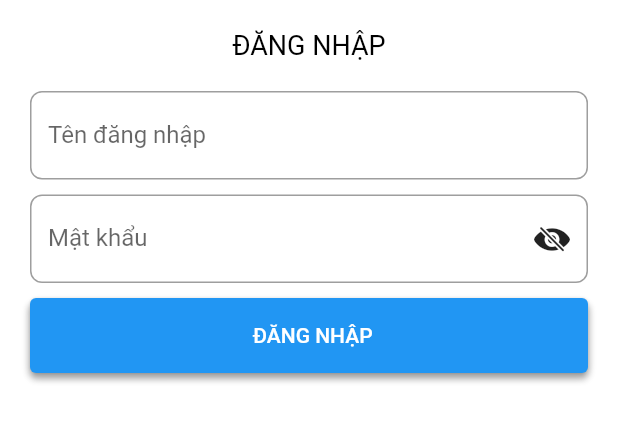
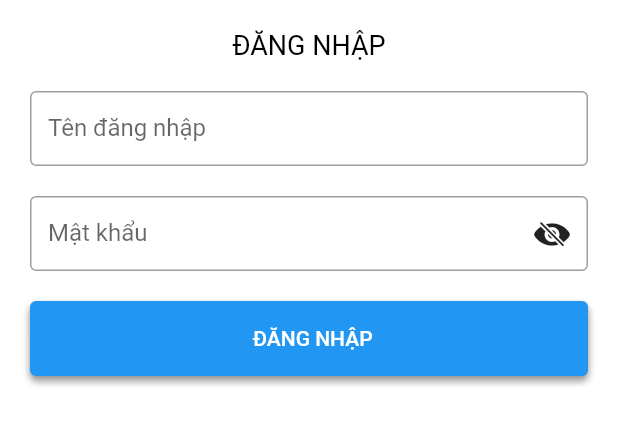
Before and after one commit to Kenn211/ChartFlutterElectric, a Flutter app: the screen it shows after launch, on a phone screen of 412 x 824 dp, the part 482-927 px from its top. Run offline on Flutter 3.47's test engine with Material 2 defaults, Android fonts, the phone set to English and light mode, and no system bars; our stand-ins replace flutter_screenutil, get, keyboard_actions, shared_preferences, syncfusion_flutter_charts.

Commit message:
commit code

```diff
--- a/lib/controllers/base_controller.dart
+++ b/lib/controllers/base_controller.dart
@@ -1,14 +1,14 @@
 import 'package:flutter/material.dart';
 import 'package:get/get.dart';
+import 'package:keyboard_actions/keyboard_actions.dart';
 import 'package:shared_preferences/shared_preferences.dart';
 import 'package:test_chart/shared/helpers/function_helper.dart';
 import 'package:intl/intl.dart';
 
-import '/services/storage/storage_service.dart';
-import '/shared/app_shared.dart';
+import 'package:test_chart/core.dart';
 
 abstract class BaseController extends GetxController {
-  //Table
+  ///Table
   TableRow buildRow(List<String> cells,
       {bool isHeader = false, bool isCate = false, double height = 40}) {
     final style = TextStyle(
@@ -18,7 +18,8 @@ abstract class BaseController extends GetxController {
 
     return TableRow(
       children: cells
-            .map((cell) => Container(
+          .map(
+            (cell) => Container(
               color: isHeader
                   ? Colors.blue.shade200
                   : isCate
@@ -31,8 +32,10 @@ abstract class BaseController extends GetxController {
                 textAlign: TextAlign.center,
                 style: style,
               ),
-                ))
-            .toList());
+            ),
+          )
+          .toList(),
+    );
   }
 
   //DateTime picker
@@ -47,7 +50,7 @@ abstract class BaseController extends GetxController {
         firstDate: DateTime(2000),
         lastDate: DateTime(2024),
         initialEntryMode: DatePickerEntryMode.input,
-        initialDatePickerMode: DatePickerMode.year,
+        initialDatePickerMode: DatePickerMode.day,
         errorFormatText: 'Định dạng phải là tháng/ngày/năm',
         cancelText: 'ĐÓNG',
         helpText: 'Chọn ngày');
@@ -58,6 +61,32 @@ abstract class BaseController extends GetxController {
       formatDateAPITomorrow = DateFormat("yyyy-MM-dd")
           .format(selectedDateTime.value.add(const Duration(days: 1)));
     }
+  }
+
+  ///Keyboard
+  final oldPassFocus = FocusNode();
+  final newPassFocus = FocusNode();
+  final reNewFocus = FocusNode();
+
+  /// Creates the [KeyboardActionsConfig] to hook up the fields
+  /// and their focus nodes to our [FormKeyboardActions].
+  // ignore: no_leading_underscores_for_local_identifiers
+  KeyboardActionsConfig buildKeyboardActionsConfig(BuildContext context) {
+    return KeyboardActionsConfig(
+      keyboardActionsPlatform: KeyboardActionsPlatform.ALL,
+      keyboardBarColor: Colors.grey,
+      actions: [
+        KeyboardActionsItem(
+          focusNode: oldPassFocus,
+        ),
+        KeyboardActionsItem(
+          focusNode: newPassFocus,
+        ),
+        KeyboardActionsItem(
+          focusNode: reNewFocus,
+        ),
+      ],
+    );
   }
 
   final _scaffoldKey = GlobalKey<ScaffoldState>();
@@ -89,32 +118,6 @@ abstract class BaseController extends GetxController {
 
   final _emailController = TextEditingController();
   TextEditingController get emailController => _emailController;
-
-  final _pincodeController = TextEditingController();
-  TextEditingController get pincodeController => _pincodeController;
-
-  final _responseController = TextEditingController();
-  TextEditingController get responseController => _responseController;
-
-  final _searchController = TextEditingController();
-  TextEditingController get searchController => _searchController;
-
-  final _companyNameController = TextEditingController();
-  TextEditingController get companyNameController => _companyNameController;
-
-  final _companyAddressController = TextEditingController();
-  TextEditingController get companyAddressController =>
-      _companyAddressController;
-
-  final _taxCodeController = TextEditingController();
-  TextEditingController get taxCodeController => _taxCodeController;
-
-  final _citizenIdController = TextEditingController(text: '001 195 031 100');
-  TextEditingController get citizenIdController => _citizenIdController;
-
-  final _addressController = TextEditingController(
-      text: 'Quan Hoa - Nhan Chinh - Thanh Xuan - Ha Noi');
-  TextEditingController get addressController => _addressController;
 
   final _userName = ''.obs;
   RxString get userName => _userName;
@@ -269,12 +272,7 @@ abstract class BaseController extends GetxController {
     _dobController.dispose();
     _phoneController.dispose();
     _emailController.dispose();
-    _pincodeController.dispose();
-    _responseController.dispose();
-    _searchController.dispose();
     tabController.dispose();
-    _citizenIdController.dispose();
-    _addressController.dispose();
   }
 
   @override
--- a/lib/views/app_views.dart
+++ b/lib/views/app_views.dart
@@ -12,9 +12,13 @@ export 'authorized/pages/lake_level_evolution.dart';
 export 'authorized/pages/system_page.dart';
 
 //drawer
+export 'authorized/screens/main_drawer.dart';
 export 'authorized/screens/marginal_price/marginal_price_screen.dart';
 export 'authorized/screens/output/output_screen.dart';
 export 'authorized/screens/source_plan/source_plan_screen.dart';
 export 'authorized/screens/tonnage/tonnage_screen.dart';
 export 'authorized/screens/revenue/revenue_screen.dart';
 export 'authorized/screens/hydrological/hydrological_screen.dart';
+
+//Widget
+export 'authorized/widgets/text_field.dart';
--- a/lib/views/authorized/pages/home_page.dart
+++ b/lib/views/authorized/pages/home_page.dart
@@ -2,7 +2,6 @@ import 'package:flutter/cupertino.dart';
 import 'package:flutter/material.dart';
 import 'package:get/get.dart';
 import 'package:test_chart/core.dart';
-import 'package:test_chart/views/authorized/screens/main_drawer.dart';
 
 class HomePage extends GetView<HomeController> {
   const HomePage({super.key});
@@ -42,7 +41,7 @@ class HomePage extends GetView<HomeController> {
                   child: Obx(
                     () {
                       return Text(
-                        controller.userName.toString(),
+                        'Xin chào! ${controller.userName.toString()}',
                         style: const TextStyle(
                             color: Colors.black,
                             fontSize: 20,
--- a/lib/views/authorized/widgets/text_field.dart
+++ b/lib/views/authorized/widgets/text_field.dart
@@ -2,23 +2,26 @@ import 'package:flutter/cupertino.dart';
 import 'package:flutter/material.dart';
 
 class TextFieldWidget extends StatefulWidget {
-  const TextFieldWidget({
-    super.key,
-    this.TextController,
-    this.text,
-    this.inputPass,
-  });
+  const TextFieldWidget(
+      {super.key,
+      this.TextController,
+      this.text,
+      this.inputPass,
+      this.actionInput,
+      this.focusNode});
 
   final TextEditingController? TextController;
   final String? text;
   final bool? inputPass;
+  final TextInputAction? actionInput;
+  final FocusNode? focusNode;
 
   @override
   State<TextFieldWidget> createState() => _TextFieldWidgetState();
 }
 
 class _TextFieldWidgetState extends State<TextFieldWidget> {
-  var showPassword = true;
+  bool showPassword = true;
   @override
   Widget build(BuildContext context) {
     return SizedBox(
@@ -26,6 +29,8 @@ class _TextFieldWidgetState extends State<TextFieldWidget> {
       child: Stack(
         children: [
           TextField(
+            focusNode: widget.focusNode,
+            textInputAction: widget.actionInput,
             controller: widget.TextController,
             decoration: InputDecoration(
               border: const OutlineInputBorder(),
--- a/lib/views/unauthorized/login_screen.dart
+++ b/lib/views/unauthorized/login_screen.dart
@@ -1,9 +1,6 @@
-import 'package:flutter/cupertino.dart';
 import 'package:flutter/material.dart';
-import 'package:test_chart/controllers/auth/login_controller.dart';
-import 'package:test_chart/shared/constants/local_images_path.dart';
 import 'package:get/get.dart';
-import 'package:test_chart/shared/widgets/txt_button.dart';
+import 'package:test_chart/core.dart';
 
 class LoginScreen extends GetView<LoginController> {
   const LoginScreen({Key? key}) : super(key: key);
@@ -62,77 +59,36 @@ class LoginScreen extends GetView<LoginController> {
   }
 }
 
-class _FormLogin extends StatefulWidget {
+class _FormLogin extends StatelessWidget {
   const _FormLogin({Key? key}) : super(key: key);
 
   @override
-  State<_FormLogin> createState() => __FormLoginState();
-}
-
-class __FormLoginState extends State<_FormLogin> {
-  final controller = Get.put(LoginController());
-  bool showPassword = true;
-
-  @override
-  void initState() {
-    super.initState();
-  }
-
-  @override
   Widget build(BuildContext context) {
+    return GetBuilder<LoginController>(builder: (controller) {
       return Container(
         margin: const EdgeInsets.symmetric(horizontal: 20),
-      width: double.infinity,
         child: Column(
-        crossAxisAlignment: CrossAxisAlignment.center,
           children: [
             SizedBox(
-            child: TextField(
-              controller: controller.userNameController,
-              decoration: InputDecoration(
-                labelText: 'user_login'.tr,
-                border: const OutlineInputBorder(
-                  borderRadius: BorderRadius.all(Radius.circular(8)),
-                ),
-              ),
-            ),
-          ),
+                height: 50,
+                child: TextFieldWidget(
+                  actionInput: TextInputAction.next,
+                  inputPass: false,
+                  text: 'user_login'.tr,
+                  TextController: controller.userNameController,
+                )),
+            const SizedBox(height: 20),
+
+            SizedBox(
+                height: 50,
+                child: TextFieldWidget(
+                  actionInput: TextInputAction.done,
+                  inputPass: true,
+                  text: 'password'.tr,
+                  TextController: controller.passwordController,
+                )),
             const SizedBox(height: 10),
-          SizedBox(
-            child: Stack(
-              children: [
-                SizedBox(
-                    child: TextField(
-                  controller: controller.passwordController,
-                  decoration: InputDecoration(
-                    labelText: 'password'.tr,
-                    border: const OutlineInputBorder(
-                      borderRadius: BorderRadius.all(Radius.circular(8)),
-                    ),
-                  ),
-                  obscureText: showPassword,
-                )),
-                Positioned(
-                    top: 0,
-                    bottom: 0,
-                    right: 0,
-                    child: IconButton(
-                        focusColor: Colors.transparent,
-                        hoverColor: Colors.transparent,
-                        disabledColor: Colors.transparent,
-                        splashColor: Colors.transparent,
-                        highlightColor: Colors.transparent,
-                        onPressed: () {
-                          setState(() {
-                            showPassword = !showPassword;
-                          });
-                        },
-                        icon: showPassword == false
-                            ? const Icon(CupertinoIcons.eye_fill)
-                            : const Icon(CupertinoIcons.eye_slash_fill)))
-              ],
-            ),
-          ),
+
             // const SizedBox(height: 10),
             // const SizedBox(
             //   width: double.infinity,
@@ -179,5 +135,6 @@ class __FormLoginState extends State<_FormLogin> {
           ],
         ),
       );
+    });
   }
 }
--- a/pubspec.yaml
+++ b/pubspec.yaml
@@ -28,6 +28,9 @@ dependencies:
 
   #
   intl:
+
+  #keyboard_action
+  keyboard_actions:
 
 
 dev_dependencies:
```
Also changed, not shown: lib/controllers/home/home_controller.dart (+0 -17 lines), lib/views/authorized/pages/account_screen.dart (+22 -7 lines), pubspec.lock. Lines whose indentation alone changed are shown as unchanged.
